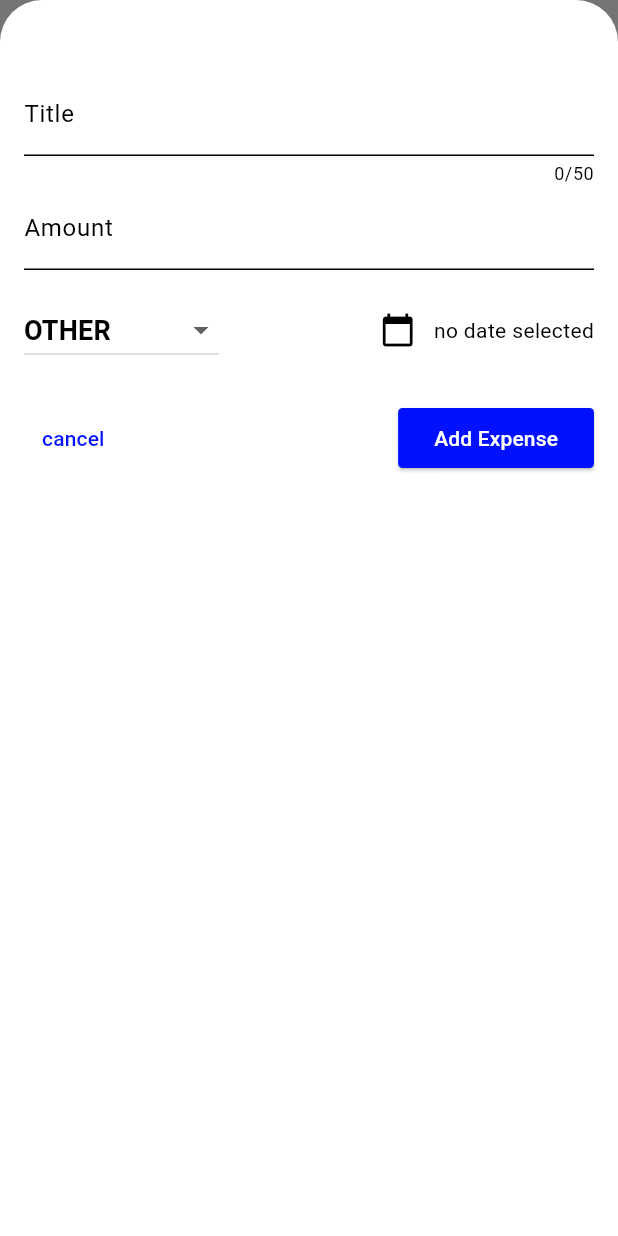
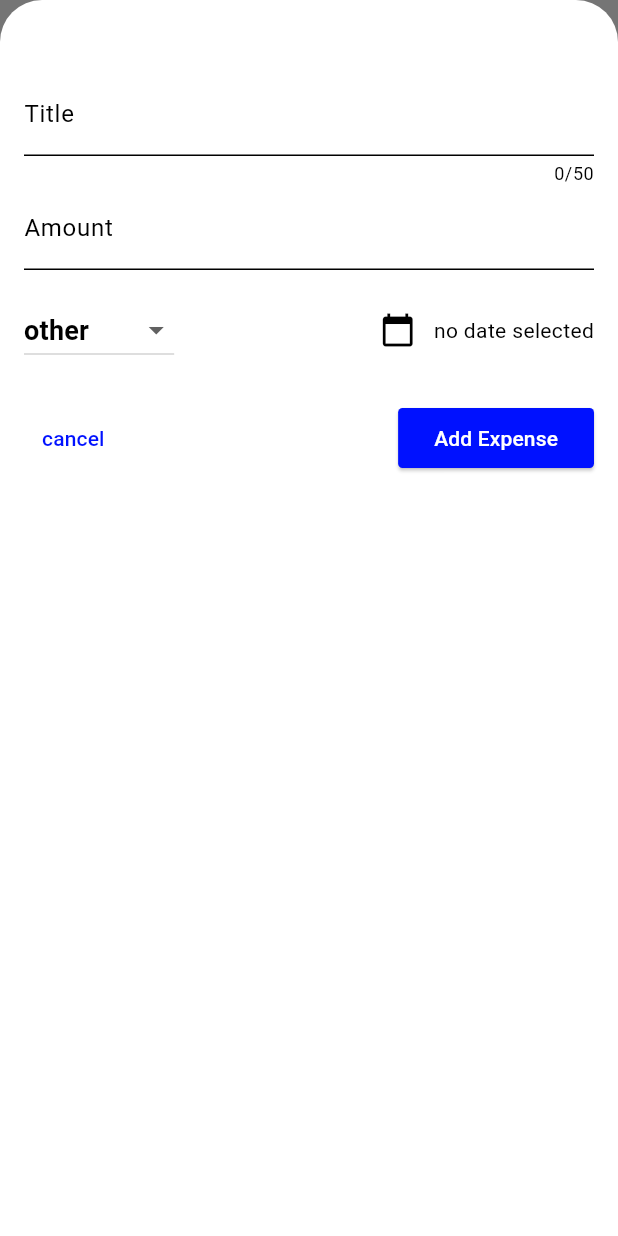
Before and after one commit to jaaraarkey/expense-tracker, a Flutter app: the screen it shows after launch, after a tap on the "add" icon, on a phone screen of 412 x 824 dp. Run offline on Flutter 3.47's test engine with Material 3 defaults, Android fonts, the phone set to English and light mode, and no system bars.

Commit message:
improved ui

```diff
--- a/lib/main.dart
+++ b/lib/main.dart
@@ -41,7 +41,7 @@ void main() {
               ),
               titleSmall: const TextStyle(
                 fontSize: 16,
-                fontWeight: FontWeight.bold,
+                fontWeight: FontWeight.normal,
               ),
               bodyLarge: const TextStyle(
                 fontSize: 16,
@@ -123,7 +123,7 @@ void main() {
                 borderRadius: BorderRadius.circular(0),
                 side: const BorderSide().copyWith(
                     color: const Color.fromARGB(255, 247, 243, 243), width: 0)),
-            elevation: 1),
+            elevation: 0),
       ),
       themeMode: ThemeMode.system,
       home: const Expenses(),
--- a/lib/model/expense.dart
+++ b/lib/model/expense.dart
@@ -61,9 +61,7 @@ class ExpenseBucket {
     this.category,
   ) : expenses = allExpenses
             .where((expense) => expense.category == category)
-            .toList() {
-    print(expenses);
-  }
+            .toList();
 
   double get totalExpenses {
     double total = 0;
--- a/lib/widgets/chart/chart.dart
+++ b/lib/widgets/chart/chart.dart
@@ -44,15 +44,8 @@ class Chart extends StatelessWidget {
       width: double.infinity,
       height: 180,
       decoration: BoxDecoration(
-        color: isDarkMode ? Color.fromARGB(255, 35, 35, 35) : Colors.white,
-        // gradient: LinearGradient(
-        //   colors: [
-        //     const Color.fromARGB(255, 44, 43, 43).withOpacity(0.7),
-        //     const Color.fromARGB(255, 200, 26, 26).withOpacity(0.7),
-        //   ],
-        //   begin: Alignment.bottomCenter,
-        //   end: Alignment.topCenter,
-        // ),
+        color:
+            isDarkMode ? const Color.fromARGB(255, 35, 35, 35) : Colors.white,
         boxShadow: [
           BoxShadow(
             color: isDarkMode
@@ -62,17 +55,7 @@ class Chart extends StatelessWidget {
             offset: const Offset(0, 4),
           ),
         ],
-        // border: Border.all(),
-        // color: isDarkMode ? Colors.black : Colors.white,
         borderRadius: BorderRadius.circular(8),
-        // gradient: LinearGradient(
-        //   colors: [
-        //     const Color.fromARGB(255, 225, 56, 255).withOpacity(.8),
-        //     const Color.fromARGB(255, 27, 3, 247).withOpacity(.9),
-        //   ],
-        //   begin: Alignment.topLeft,
-        //   end: Alignment.bottomRight,
-        // ),
       ),
       child: Column(
         children: [
--- a/lib/widgets/expenses_list/expense_item.dart
+++ b/lib/widgets/expenses_list/expense_item.dart
@@ -12,10 +12,6 @@ class ExpenseItem extends StatelessWidget {
         padding: const EdgeInsets.symmetric(vertical: 16, horizontal: 16),
         child: Column(
           children: [
-            // Align(
-            //   alignment: Alignment.centerLeft,
-            //   child: Text(expense.title),
-            // ),
             const SizedBox(height: 4),
             Row(
               mainAxisAlignment: MainAxisAlignment.spaceBetween,
@@ -29,12 +25,10 @@ class ExpenseItem extends StatelessWidget {
                 Column(
                   crossAxisAlignment: CrossAxisAlignment.start,
                   children: [
-                    // Text(expense.title),
                     Align(
                       alignment: Alignment.topLeft,
                       child: Text(expense.title),
                     ),
-                    // Text(expense.title),
                     Align(
                         alignment: Alignment.centerLeft,
                         child: Text(expense.formattedDate)),
--- a/lib/widgets/new_expense.dart
+++ b/lib/widgets/new_expense.dart
@@ -123,7 +123,7 @@ class _NewExpenseState extends State<NewExpense> {
                       .map((category) => DropdownMenuItem(
                             value: category,
                             child: Text(
-                              category.name.toUpperCase(),
+                              category.name,
                             ),
                           ))
                       .toList(),
```
